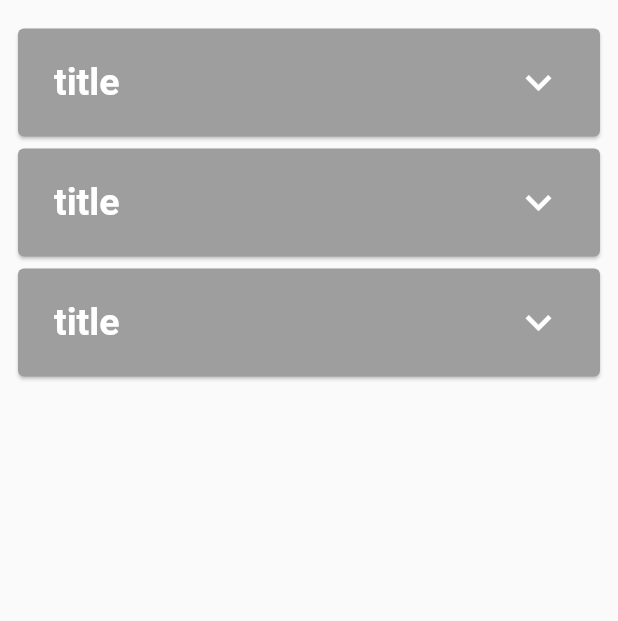
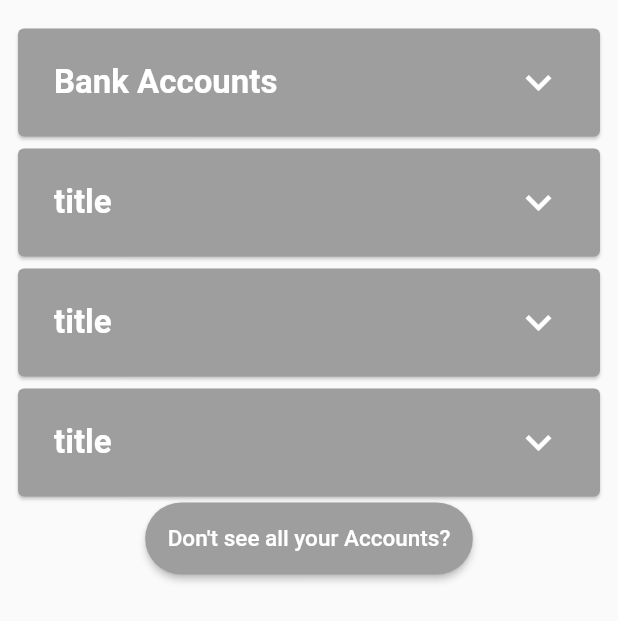
Before and after one commit to The-Azure-Coder/ncb_clone_v1, a Flutter app: the HomeContents widget shown alone on an empty page, opened directly, on a phone screen of 412 x 824 dp. Shown: the top 621 px of the screen. Run offline on Flutter 3.47's test engine with Material 2 defaults, Android fonts, the phone set to English and light mode, and no system bars.

Commit message:
Updated home Page

```diff
--- a/lib/constants/colors.dart
+++ b/lib/constants/colors.dart
@@ -6,6 +6,8 @@ const Color skyBlue = Color.fromARGB(0, 20, 177, 255);
 
 class images {
   static const String background = 'assets/images/nav_logo.png';
+  static const String homeImage1 = 'assets/images/ncbBGpg2.jpg';
+  static const String logo = 'assets/images/NCB.png';
   // const Color darkYellow = Color.fromARGB(0, 255, 255, 5);
   // const Color skyBlue = Color.fromARGB(0, 20, 177, 255);
 }
--- a/lib/main.dart
+++ b/lib/main.dart
@@ -8,7 +8,7 @@ class MyApp extends StatelessWidget {
   Widget build(BuildContext context) {
     return const MaterialApp(
       debugShowCheckedModeBanner: false,
-      home: loginPage(),
+      home: LoginPage(),
     );
   }
 
--- /dev/null
+++ b/lib/screens/home_screen/home_content.dart
@@ -0,0 +1,105 @@
+import 'package:flutter/material.dart';
+
+import 'home_utilities.dart';
+
+// HomeContent
+class HomeContents extends StatelessWidget {
+  const HomeContents({
+    Key? key,
+  }) : super(key: key);
+
+  @override
+  Widget build(BuildContext context) {
+    var screenSize = MediaQuery.of(context).size;
+    return Padding(
+      padding:
+          const EdgeInsets.only(top: 15.0, left: 8.0, right: 8.0, bottom: 30.0),
+      child: ListView(children: [
+        Accordion(
+            title: "Bank Accounts",
+            child: Column(
+              children: [
+                Container(
+                  width: screenSize.width,
+                  height: screenSize.height * .07,
+                  decoration: BoxDecoration(
+                      borderRadius: BorderRadius.all(Radius.circular(10.0)),
+                      color: Colors.amber),
+                  padding: EdgeInsets.all(8),
+                  child: Row(
+                    mainAxisAlignment: MainAxisAlignment.spaceBetween,
+                    children: [
+                      Text(
+                        'New Debit Card?',
+                        style: TextStyle(color: Colors.black, fontSize: 15),
+                      ),
+                      Directionality(
+                          textDirection: TextDirection.rtl,
+                          child: TextButton.icon(
+                            onPressed: () {},
+                            icon: Icon(
+                              Icons.chevron_left_outlined,
+                              color: Colors.black,
+                              size: 24,
+                            ),
+                            label: Text(
+                              'Activate it Here',
+                              style:
+                                  TextStyle(color: Colors.black, fontSize: 15),
+                            ),
+                          ))
+                    ],
+                  ),
+                )
+              ],
+            )),
+        Accordion(
+            title: "title",
+            child: Column(
+              children: [
+                Container(
+                  color: Colors.red,
+                  width: 100.0,
+                  height: 100.0,
+                )
+              ],
+            )),
+        Accordion(
+            title: "title",
+            child: Column(
+              children: [
+                Container(
+                  color: Colors.red,
+                  width: 100.0,
+                  height: 100.0,
+                )
+              ],
+            )),
+        Accordion(
+            title: "title",
+            child: Column(
+              children: [
+                Container(
+                  color: Colors.red,
+                  width: 100.0,
+                  height: 100.0,
+                )
+              ],
+            )),
+        Center(
+          child: ElevatedButton(
+              onPressed: () {},
+              style: ButtonStyle(
+                  backgroundColor: MaterialStateProperty.all(Colors.grey),
+                  padding: MaterialStatePropertyAll(EdgeInsets.all(15.0)),
+                  shape: MaterialStatePropertyAll(RoundedRectangleBorder(
+                      borderRadius: BorderRadius.all(Radius.circular(30))))),
+              child: Text(
+                "Don't see all your Accounts?",
+                style: TextStyle(color: Colors.white, fontSize: 15),
+              )),
+        )
+      ]),
+    );
+  }
+}
--- a/lib/screens/home_screen/home_utilities.dart
+++ b/lib/screens/home_screen/home_utilities.dart
@@ -24,7 +24,10 @@ class Arch extends StatelessWidget {
 }
 
 class roundedContainer extends StatelessWidget {
-  const roundedContainer({required this.child, required this.boxColor,});
+  const roundedContainer({
+    required this.child,
+    required this.boxColor,
+  });
   final Widget? child;
   final Color boxColor;
 
@@ -62,19 +65,25 @@ class _AccordionState extends State<Accordion> {
       color: _open ? Colors.blue : Colors.grey,
       child: Column(
         children: [
-          TextButton(onPressed: () {
+          TextButton(
+            onPressed: () {
               setState(() {
                 _open = !_open;
               });
-              }, child: ListTile(
+            },
+            child: ListTile(
               title: Text(
                 widget.title,
-              style: TextStyle(color: Colors.white, fontSize: 25.0, fontWeight: FontWeight.bold),
+                style: TextStyle(
+                    color: Colors.white,
+                    fontSize: 22.0,
+                    fontWeight: FontWeight.bold),
               ),
               trailing: Icon(
-
-                  _open ? Icons.keyboard_arrow_up : Icons.keyboard_arrow_down, color: Colors.white, size: 34.0,),
-
+                _open ? Icons.keyboard_arrow_up : Icons.keyboard_arrow_down,
+                color: Colors.white,
+                size: 34.0,
+              ),
             ),
           ),
           _open
@@ -83,64 +92,10 @@ class _AccordionState extends State<Accordion> {
                   width: screenSize.width,
                   padding:
                       const EdgeInsets.symmetric(vertical: 15, horizontal: 15),
-                  child: widget.child
-                )
+                  child: widget.child)
               : Container()
         ],
       ),
     );
   }
 }
-
-// HomeContent
-class HomeContents extends StatelessWidget {
-  const HomeContents({
-    Key? key,
-  }) : super(key: key);
-
-  @override
-  Widget build(BuildContext context) {
-    var screenSize = MediaQuery.of(context).size;
-    return Padding(
-      padding: const EdgeInsets.only(
-          top: 15.0, left: 8.0, right: 8.0, bottom: 30.0),
-      child: ListView(children: [
-        Accordion(
-            title: "title",
-            child: Column(
-              children: [
-                Container(
-                  width: screenSize.width,
-                  height: screenSize.height * .08,
-                  decoration: BoxDecoration(
-                    borderRadius: BorderRadius.all(Radius.circular(10.0)),
-                  ),
-                )
-              ],
-            )),
-        Accordion(
-            title: "title",
-            child: Column(
-              children: [
-                Container(
-                  color: Colors.red,
-                  width: 100.0,
-                  height: 100.0,
-                )
-              ],
-            )),
-        Accordion(
-            title: "title",
-            child: Column(
-              children: [
-                Container(
-                  color: Colors.red,
-                  width: 100.0,
-                  height: 100.0,
-                )
-              ],
-            )),
-      ]),
-    );
-  }
-}
```
Also changed, not shown: lib/screens/home_screen/home_page.dart (+33 -13 lines), lib/screens/login.dart (+9 -7 lines), assets/images/NCB.png (added), assets/images/ncbBGpg2.jpg (added). Lines whose indentation alone changed are shown as unchanged.
